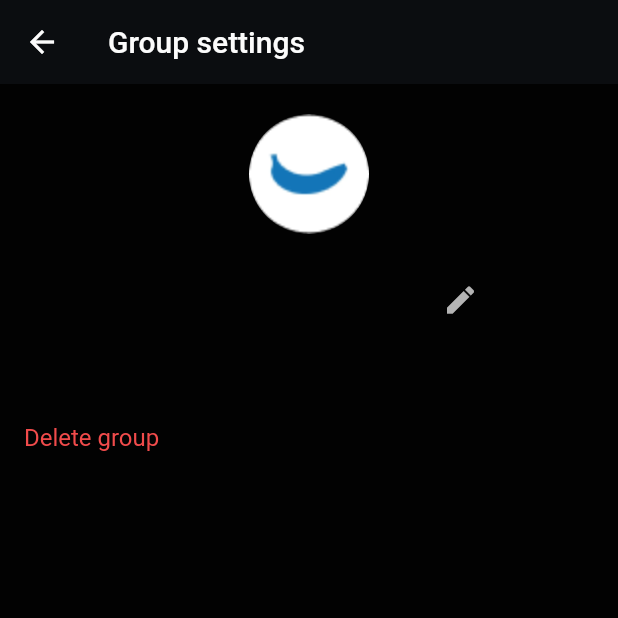
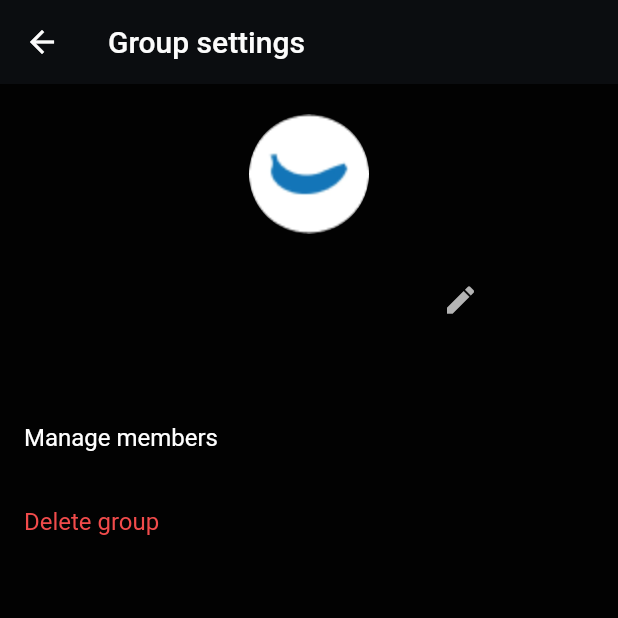
Before and after one commit to satche/tyxit-mobile-app, a Flutter app: the CreateGroupView screen opened by its route, after a tap on "Create Group", after a tap on the "send" icon, after a tap on the "settings" icon, on a phone screen of 412 x 824 dp, the top half of it. Run offline on Flutter 3.47's test engine with Material 2 defaults, Android fonts, the phone set to English and light mode, and no system bars; our stand-ins replace google_fonts.

Commit message:
Add admin and group management base

```diff
--- a/lib/components/group_list.dart
+++ b/lib/components/group_list.dart
@@ -15,7 +15,7 @@ class GroupList extends StatelessWidget {
         padding: Spacing.standardContainer,
         alignment: Alignment.center,
         child: const Text(
-          "It seems you don' have any groups yet. Why don't you create one?",
+          "It seems you don't have any groups yet. Why don't you create one?",
           textAlign: TextAlign.center,
         ),
       );
--- a/lib/database/database.dart
+++ b/lib/database/database.dart
@@ -12,14 +12,16 @@ class Database extends ChangeNotifier {
     final User user1 = User(name: 'John Doe');
     final Group group1 = Group(name: 'Blue Banana');
     addUser(user1);
-    addGroup(group1);
+    addGroup(group: group1, admin: user1);
     loginUser(user1);
   }
 
   /* Groups
   ********************************/
-  void addGroup(Group group) {
+  void addGroup({required Group group, required User admin}) {
     groups.add(group);
+    group.users.add(admin);
+    group.setAdmin(admin);
     notifyListeners();
   }
 
--- a/lib/database/models/group.dart
+++ b/lib/database/models/group.dart
@@ -2,15 +2,16 @@ import 'package:flutter/material.dart';
 import 'package:provider/provider.dart';
 import "../../components/chat/message.dart";
 import '../database.dart';
+import 'user.dart';
 
 class Group extends ChangeNotifier {
   String name;
   late final String picturePath = "assets/images/group_picture/default.png";
   final List<Message> messages = [];
+  final List<User> users = [];
+  User? _admin;
 
-  Group({
-    required this.name,
-  });
+  Group({required this.name});
 
   void addMessage(Message message) {
     messages.insert(0, message);
@@ -19,4 +20,12 @@ class Group extends ChangeNotifier {
   void changeName(context, dynamic group, String newName) {
     Provider.of<Database>(context, listen: false).editGroupName(group, newName);
   }
+
+  void addUser(User user) {
+    users.add(user);
+  }
+
+  void setAdmin(User user) {
+    _admin = user;
+  }
 }
--- a/lib/main.dart
+++ b/lib/main.dart
@@ -2,6 +2,7 @@ import 'package:flutter/material.dart';
 import 'package:provider/provider.dart';
 import 'package:tyxit_mobile_app/views/group_setting.dart';
 import 'package:tyxit_mobile_app/views/login.dart';
+import 'package:tyxit_mobile_app/views/members_management.dart';
 import 'database/database.dart';
 
 import 'constants/themes.dart';
@@ -34,6 +35,7 @@ class MainApp extends StatelessWidget {
         '/groups': (context) => const ChatView(),
         '/group_setting': (context) => const GroupSetting(),
         '/user_setting': (context) => const UserSetting(),
+        '/members_management': (context) => const MembersManagement(),
       },
     );
   }
--- a/lib/views/create_group.dart
+++ b/lib/views/create_group.dart
@@ -20,7 +20,7 @@ class _CreateGroupViewState extends State<CreateGroupView> {
   void createAndGotoGroup() {
     final db = Provider.of<Database>(context, listen: false);
     final group = Group(name: fieldController.text);
-    db.addGroup(group);
+    db.addGroup(group: group, admin: db.loggedUser!);
     Navigator.popAndPushNamed(context, "/groups", arguments: ChatArgs(group));
   }
 
--- a/lib/views/group_setting.dart
+++ b/lib/views/group_setting.dart
@@ -46,6 +46,11 @@ class GroupSetting extends StatelessWidget {
       entity: args.group,
       child: <Widget>[
         ListTile(
+          title: const Text('Manage members'),
+          onTap: () => Navigator.pushNamed(context, "/members_management",
+              arguments: args.group.users),
+        ),
+        ListTile(
           title: const Text('Delete group'),
           onTap: () => showDialog(
             context: context,
```
Also changed, not shown: lib/views/members_management.dart (added, +26 -0 lines).
